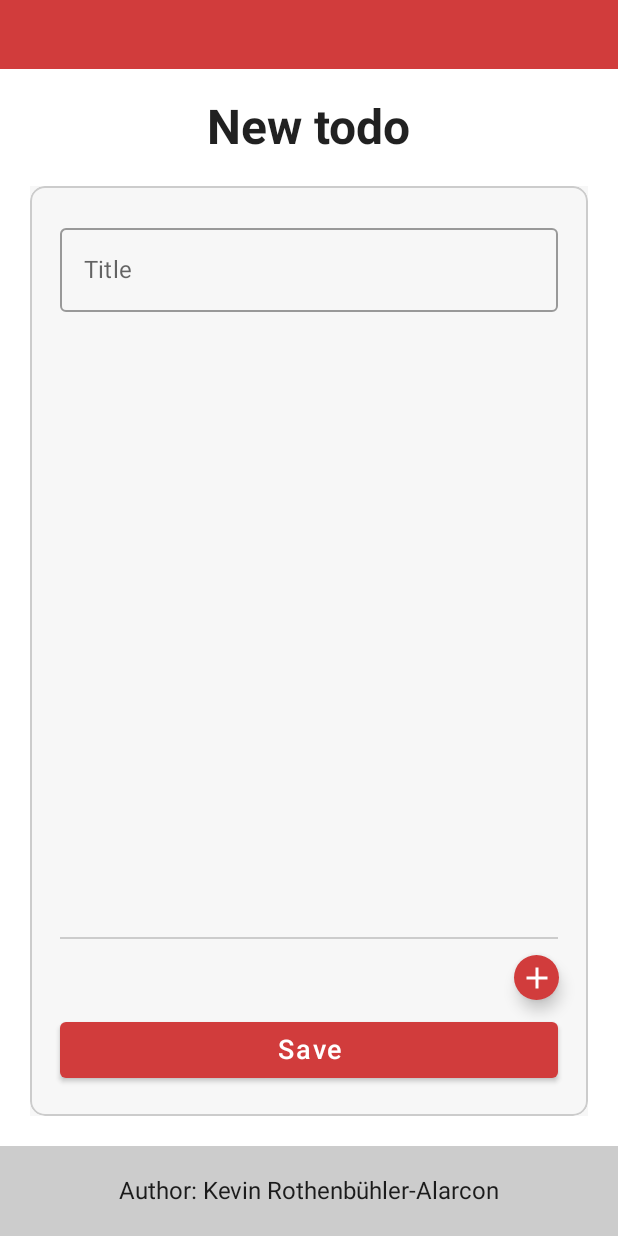
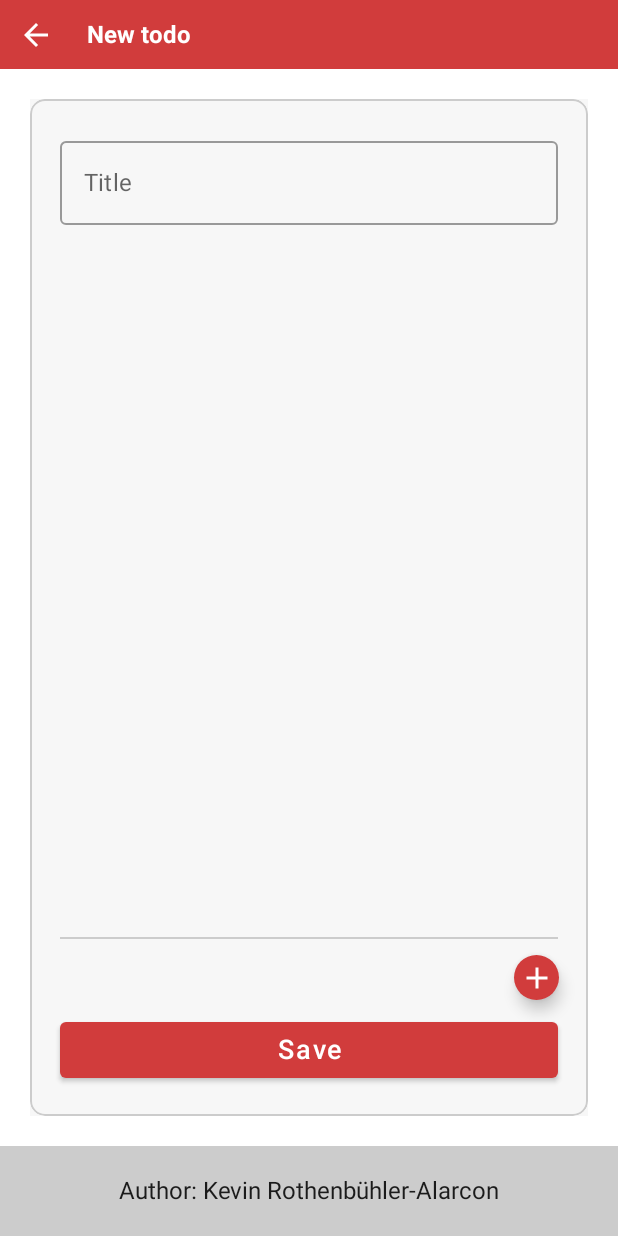
Before and after one commit to kevinrothenbuhleralarcon/TODO-List-Android-app, an Android app built with Jetpack Compose: the composable AddEditScreen shown on its own in the app's theme, on a phone screen of 412 x 824 dp. Run offline under Robolectric (Android 15) with nearby library versions, the phone set to English and light mode, and no system bars; our stand-ins replace Dagger/Hilt's generated code.

Commit message:
Update the header to add a back arrow and update the AddEditScreen

```diff
--- a/app/src/main/java/ch/kra/todo/core/presentation/ui/shared_composable/Header.kt
+++ b/app/src/main/java/ch/kra/todo/core/presentation/ui/shared_composable/Header.kt
@@ -1,29 +1,64 @@
 package ch.kra.todo.core.presentation.ui.shared_composable
 
 import androidx.compose.foundation.background
-import androidx.compose.foundation.layout.Row
-import androidx.compose.foundation.layout.padding
+import androidx.compose.foundation.layout.*
+import androidx.compose.material.Icon
+import androidx.compose.material.IconButton
 import androidx.compose.material.MaterialTheme
 import androidx.compose.material.Text
+import androidx.compose.material.icons.Icons
+import androidx.compose.material.icons.filled.ArrowBack
 import androidx.compose.runtime.Composable
 import androidx.compose.ui.Alignment
 import androidx.compose.ui.Modifier
+import androidx.compose.ui.res.stringResource
 import androidx.compose.ui.text.font.FontWeight
 import androidx.compose.ui.text.style.TextAlign
 import androidx.compose.ui.unit.dp
 import androidx.compose.ui.unit.sp
+import ch.kra.todo.R
 
 @Composable
 fun Header(
     modifier: Modifier = Modifier,
-    username: String = ""
+    username: String = "",
+    hasBackArrow: Boolean = false,
+    title: String = "",
+    navigateBack: () -> Unit = {}
 ) {
     Row(
         verticalAlignment = Alignment.CenterVertically,
+        horizontalArrangement = Arrangement.SpaceBetween,
         modifier = modifier
             .background(MaterialTheme.colors.primary)
-            .padding(horizontal = 20.dp)
     ) {
+        Row(
+            verticalAlignment = Alignment.CenterVertically,
+            modifier = Modifier
+                .weight(1f)
+        ) {
+            if (hasBackArrow) {
+                IconButton(
+                    onClick = { navigateBack() }
+                ) {
+                    Icon(
+                        imageVector = Icons.Default.ArrowBack,
+                        contentDescription = stringResource(R.string.back),
+                        tint = MaterialTheme.colors.onPrimary
+                    )
+                }
+            }
+            Spacer(modifier = Modifier.width(10.dp))
+
+            if (title.isNotEmpty()) {
+                Text(
+                    text = title,
+                    fontSize = 16.sp,
+                    fontWeight = FontWeight.Bold,
+                    color = MaterialTheme.colors.onPrimary,
+                )
+            }
+        }
         if (username.isNotEmpty()) {
             Text(
                 text = username,
@@ -33,6 +68,7 @@ fun Header(
                 color = MaterialTheme.colors.onPrimary,
                 modifier = Modifier
                     .weight(1f)
+                    .padding(end = 20.dp)
             )
         }
     }
--- a/app/src/main/java/ch/kra/todo/todo/presentation/add_edit_todo/components/AddEditScreen.kt
+++ b/app/src/main/java/ch/kra/todo/todo/presentation/add_edit_todo/components/AddEditScreen.kt
@@ -92,17 +92,15 @@ fun AddEditScreen(
                 modifier = Modifier
                     .height(46.dp)
                     .fillMaxWidth(),
-                username = username
-            )
-            Text(
-                modifier = Modifier
-                    .padding(20.dp),
-                text = todoState.title.ifEmpty { stringResource(R.string.new_todo) },
-                fontSize = 32.sp,
-                fontWeight = FontWeight.Bold
+                username = username,
+                title = todoState.title.ifEmpty { stringResource(R.string.new_todo) },
+                hasBackArrow = true,
+                navigateBack = { viewModel.onEvent(AddEditTodoEvent.NavigateBack) }
             )
             LoadingWrapper(
-                modifier = Modifier.fillMaxSize(),
+                modifier = Modifier
+                    .padding(top = 20.dp)
+                    .fillMaxSize(),
                 isLoading = todoState.isLoading
             ) {
                 TodoDetail(
--- a/app/src/main/res/values/strings.xml
+++ b/app/src/main/res/values/strings.xml
@@ -32,4 +32,5 @@
     <string name="password_error">Password cannot be empty</string>
     <string name="username_error">Username cannot be empty</string>
     <string name="author">Author: Kevin Rothenbühler-Alarcon</string>
+    <string name="back">Back</string>
 </resources>
```
